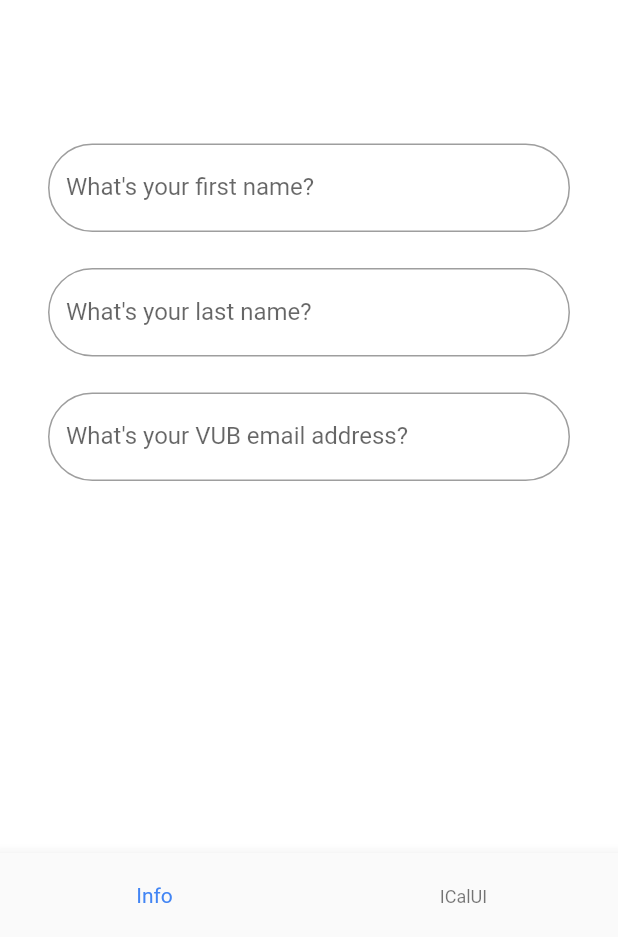
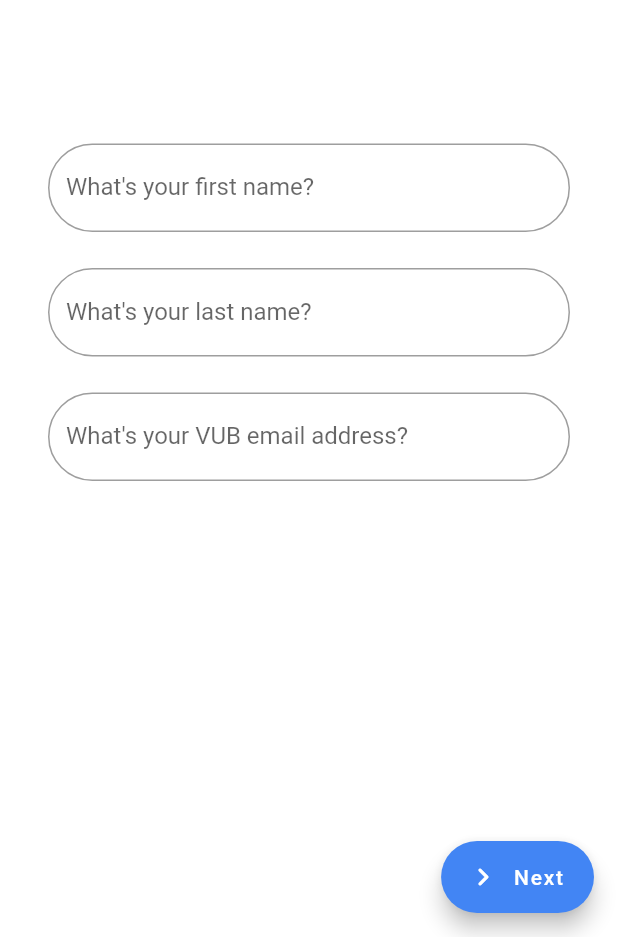
Before and after one commit to OsamaBinNaughty-hub/Hippo2.0, a Flutter app: the screen it shows after launch, on a phone screen of 412 x 824 dp, the part 299-1236 px from its top. Run offline on Flutter 3.47's test engine with Material 2 defaults, Android fonts, the light colour scheme and no system bars; our stand-ins replace get_it; project files that could hold a hidden picture were left out.

Commit message:
Improved IndexedStack with responsive Next/Back buttons

```diff
--- a/hippo_v2/lib/controller/landing_page_controller.dart
+++ b/hippo_v2/lib/controller/landing_page_controller.dart
@@ -4,17 +4,6 @@ import 'package:flutter/material.dart';
 class LandingController extends ChangeNotifier{
   // call this function if you want to go to MainPage
   late Function(String) onAuthorization;
-
-  int _tab = 0;
-  int get tab => _tab;
-
-  nextTab(int index){
-    if(index == _tab) return;
-    _tab = index;
-    notifyListeners();
-  }
-
-
 
   TextEditingController firstNameController = new TextEditingController();
   TextEditingController lastNameController = new TextEditingController();
--- a/hippo_v2/lib/view/page/landing_page.dart
+++ b/hippo_v2/lib/view/page/landing_page.dart
@@ -17,19 +17,28 @@ import 'package:hippo_v2/view/widget/base_view.dart';
  * --> Why? : Problems to specific users,...
 **/
 
-class Landing extends StatelessWidget {
+class Landing extends StatefulWidget {
   const Landing({Key? key}) : super(key: key);
 
   @override
+  _LandingState createState() => _LandingState();
+}
+
+class _LandingState extends State<Landing> {
+  int index = 0;
+  String fabName = "Next";
+  Widget fabIcon = Icon(Icons.navigate_next_rounded);
+  FloatingActionButtonLocation fabPos = FloatingActionButtonLocation.endFloat;
+
+  @override
   Widget build(BuildContext context) {
-
     // first
     // first name | last name | email
     final firstLanding = Navigator(
       initialRoute: "/",
-      onGenerateRoute: (settings){
+      onGenerateRoute: (settings) {
         return MaterialPageRoute(
-            builder: (context) => FirstLanding(),
+          builder: (context) => FirstLanding(),
         );
       },
     );
@@ -38,43 +47,49 @@ class Landing extends StatelessWidget {
     // ICalUI: level | faculty | course | groups | subjects
     final secondLanding = Navigator(
       initialRoute: "/",
-      onGenerateRoute: (settings){
+      onGenerateRoute: (settings) {
         return MaterialPageRoute(
           builder: (context) => SecondLanding(),
         );
       },
     );
 
+
     return BaseView<LandingController>(
       builder: (context, controller, child) {
         return Scaffold(
           body: IndexedStack(
-            index: controller.tab,
+            index: index,
             children: [
               firstLanding,
               secondLanding,
             ],
           ),
-          bottomNavigationBar: BottomNavigationBar(
-            onTap: controller.nextTab,
-            currentIndex: controller.tab,
-            selectedIconTheme: IconThemeData(opacity: 0.0, size: 0), // for no icons
-            unselectedIconTheme: IconThemeData(opacity: 0.0, size: 0), // for no icons
-            selectedItemColor: Color(0xff4285F4),
-            items: [
-              BottomNavigationBarItem(
-                icon: Icon(Icons.lightbulb),
-                label: "Info",
-              ),
-              BottomNavigationBarItem(
-                icon: Icon(Icons.run_circle),
-                label: "ICalUI",
-              ),
-            ],
+          //bottomNavigationBar:
+          floatingActionButton: FloatingActionButton.extended(
+            label: Text(fabName),
+            icon: fabIcon,
+            backgroundColor: Color(0xff4285F4),
+            onPressed: (){
+              setState(() {
+                if (index == 1) {
+                  index = 0;
+                  fabName = "Next";
+                  fabIcon = Icon(Icons.navigate_next_rounded);
+                  fabPos = FloatingActionButtonLocation.endFloat;
+                } else {
+                  index = 1;
+                  fabName = "Back";
+                  fabIcon = Icon(Icons.navigate_before_rounded);
+                  fabPos = FloatingActionButtonLocation.startFloat;
+                }
+              });
+            },
           ),
+          floatingActionButtonLocation: fabPos,
         );
       },
-      onControllerReady: (controller){
+      onControllerReady: (controller) {
         // I don't know yet
       },
     );
--- a/hippo_v2/lib/view/page/second_landing_page.dart
+++ b/hippo_v2/lib/view/page/second_landing_page.dart
@@ -51,7 +51,14 @@ class _SecondLandingState extends State<SecondLanding> {
               ),
             ),
           ),
-          //floatingActionButton: FAB(controller),
+          floatingActionButton: FloatingActionButton.extended(
+            label: Text("Next"),
+            icon: Icon(Icons.navigate_next_rounded),
+            backgroundColor: Color(0xff4285F4),
+            onPressed: (){
+              // TODO: AlertDialog with all the subject
+            },
+          ),
         );
       },
     );
@@ -63,9 +70,9 @@ Widget secondLanding(LandingController controller, BuildContext context){
     crossAxisAlignment: CrossAxisAlignment.start,
     children: [
       LandingTitle(
-        first: "What",
-        second: "you",
-        third: "do",
+        first: "Welcome",
+        second: "to",
+        third: "Hippo2.0",
         fontFamily: "Playfair",
         fontSize: 45.0,
         color: "4285F4",
```
Also changed, not shown: hippo_v2/lib/view/page/first_landing_page.dart (+8 -3 lines).
